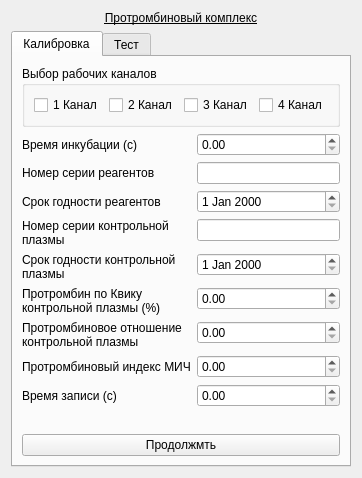
krang4d/Agrekola, file choisedialog/ko5.ui: the form before one commit.
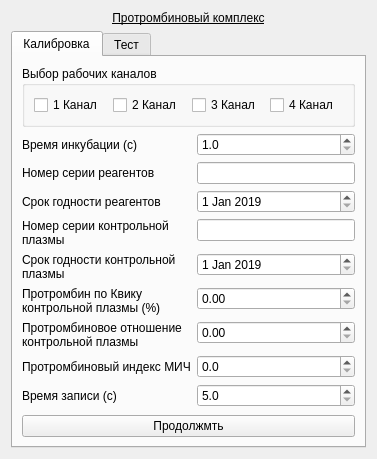
The form after the commit.

Diff of the .ui file:
```diff
--- a/choisedialog/ko5.ui
+++ b/choisedialog/ko5.ui
@@ -6,8 +6,8 @@
    <rect>
     <x>0</x>
     <y>0</y>
-    <width>355</width>
-    <height>478</height>
+    <width>377</width>
+    <height>446</height>
    </rect>
   </property>
   <property name="windowTitle">
@@ -98,7 +98,15 @@
           </widget>
          </item>
          <item row="2" column="1">
-          <widget class="QDateEdit" name="dateEdit_calibReagent"/>
+          <widget class="QDateEdit" name="dateEdit_calibReagent">
+           <property name="date">
+            <date>
+             <year>2019</year>
+             <month>1</month>
+             <day>1</day>
+            </date>
+           </property>
+          </widget>
          </item>
          <item row="3" column="0">
           <widget class="QLabel" name="label_calib_4">
@@ -120,7 +128,15 @@
           </widget>
          </item>
          <item row="4" column="1">
-          <widget class="QDateEdit" name="dateEdit_calibKPlazma"/>
+          <widget class="QDateEdit" name="dateEdit_calibKPlazma">
+           <property name="date">
+            <date>
+             <year>2019</year>
+             <month>1</month>
+             <day>1</day>
+            </date>
+           </property>
+          </widget>
          </item>
          <item row="5" column="0">
           <widget class="QLabel" name="label_calib_6">
@@ -153,19 +169,51 @@
           </widget>
          </item>
          <item row="0" column="1">
-          <widget class="QDoubleSpinBox" name="doubleSpinBox_calibIncubeTime"/>
+          <widget class="QDoubleSpinBox" name="doubleSpinBox_calibIncubeTime">
+           <property name="decimals">
+            <number>1</number>
+           </property>
+           <property name="minimum">
+            <double>1.000000000000000</double>
+           </property>
+           <property name="value">
+            <double>1.000000000000000</double>
+           </property>
+          </widget>
          </item>
          <item row="8" column="1">
-          <widget class="QDoubleSpinBox" name="doubleSpinBox_calibWriteTime"/>
+          <widget class="QDoubleSpinBox" name="doubleSpinBox_calibWriteTime">
+           <property name="decimals">
+            <number>1</number>
+           </property>
+           <property name="minimum">
+            <double>5.000000000000000</double>
+           </property>
+           <property name="maximum">
+            <double>180.000000000000000</double>
+           </property>
+          </widget>
          </item>
          <item row="7" column="1">
-          <widget class="QDoubleSpinBox" name="doubleSpinBox_calibMICh"/>
+          <widget class="QDoubleSpinBox" name="doubleSpinBox_calibMICh">
+           <property name="decimals">
+            <number>1</number>
+           </property>
+          </widget>
          </item>
          <item row="6" column="1">
-          <widget class="QDoubleSpinBox" name="doubleSpinBox_calibOTN"/>
+          <widget class="QDoubleSpinBox" name="doubleSpinBox_calibOTN">
+           <property name="decimals">
+            <number>2</number>
+           </property>
+          </widget>
          </item>
          <item row="5" column="1">
-          <widget class="QDoubleSpinBox" name="doubleSpinBox_calibKvik"/>
+          <widget class="QDoubleSpinBox" name="doubleSpinBox_calibKvik">
+           <property name="decimals">
+            <number>2</number>
+           </property>
+          </widget>
          </item>
         </layout>
        </item>
```
